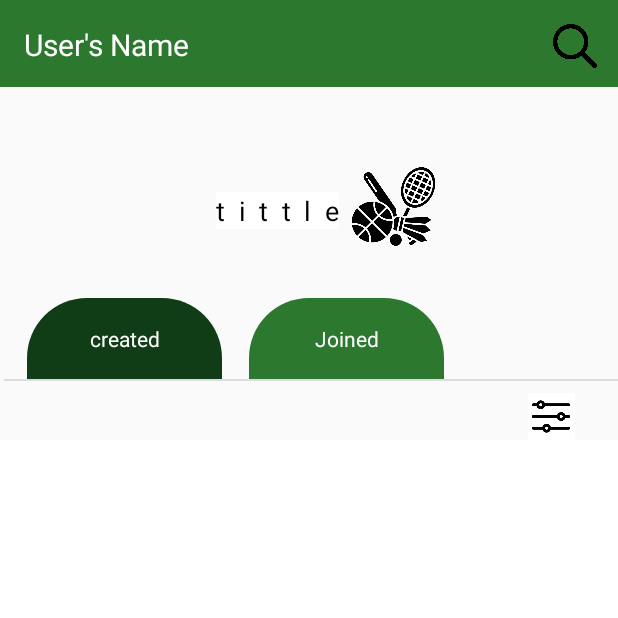
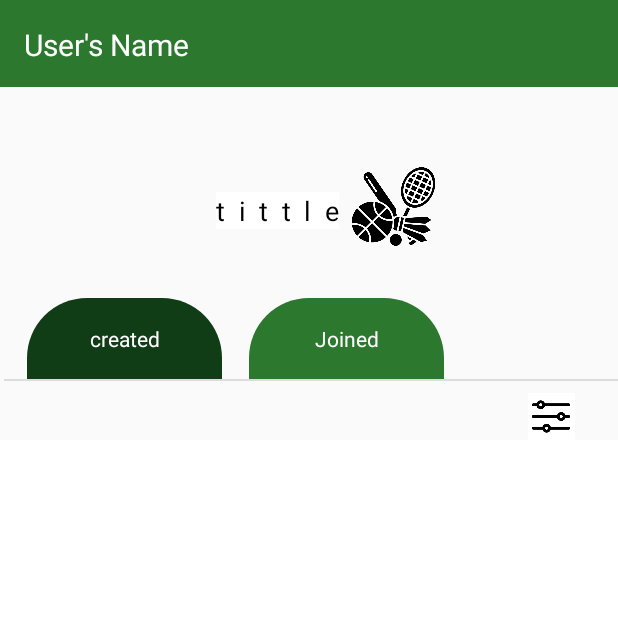
Before and after one commit to KleinKodes/SKADJ-CSCB07-Project, an Android app: the profile screen opened directly, with no data from a screen before it, on a phone screen of 412 x 824 dp, the top half of it. Run offline under Robolectric (Android 15) with nearby library versions, the phone set to English and light mode, and no system bars; our stand-ins replace Firebase (no records; nobody signed in at launch, a user with empty details on screens opened directly).

Commit message:
Removed useless UI features
-Don't need an add button or search button on every single page, so I decided to get rid of some of those buttons

```diff
--- a/app/src/main/res/layout/activity_page_denny.xml
+++ b/app/src/main/res/layout/activity_page_denny.xml
@@ -32,7 +32,7 @@
         android:contentDescription="@string/todo"
         app:layout_constraintEnd_toEndOf="@+id/Header"
         app:layout_constraintTop_toTopOf="parent"
-        app:srcCompat="@drawable/search" />
+        app:srcCompat="@drawable/plus" />
 
     <TextView
         android:id="@+id/AppName"
--- a/app/src/main/res/layout/activity_profile.xml
+++ b/app/src/main/res/layout/activity_profile.xml
@@ -83,17 +83,6 @@
             app:layout_constraintHorizontal_bias="0.551"
             app:layout_constraintStart_toStartOf="parent"
             app:layout_constraintTop_toTopOf="parent" />
-
-        <ImageView
-            android:id="@+id/SearchPost"
-            android:layout_width="33dp"
-            android:layout_height="29dp"
-            android:layout_marginTop="16dp"
-            android:layout_marginEnd="12dp"
-            android:contentDescription="@string/todo"
-            app:layout_constraintEnd_toEndOf="parent"
-            app:layout_constraintTop_toTopOf="parent"
-            app:srcCompat="@drawable/search" />
 
         <TextView
             android:id="@+id/AppName"
```
Also changed, not shown: app/src/main/res/layout/activity_sign_up.xml (+10 -10 lines).
